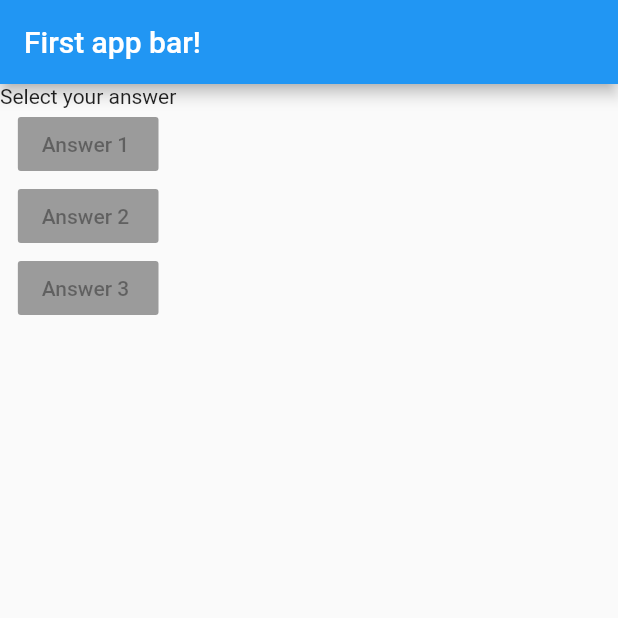
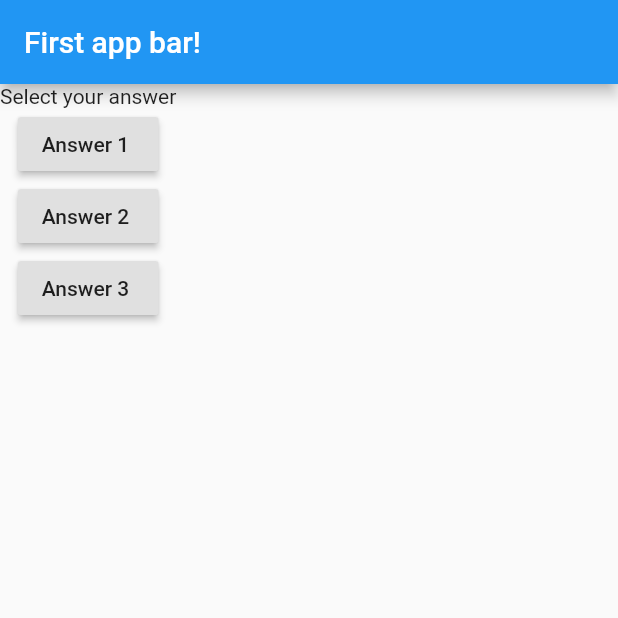
Before and after one commit to AbdulrahmanAlaa/flutter-app, a Flutter app: the screen it shows after launch, on a phone screen of 412 x 824 dp, the top half of it. Run offline on Flutter 3.47's test engine with Material 2 defaults, Android fonts, the phone set to English and light mode, and no system bars.

Commit message:
passing function to buttons

```diff
--- a/lib/main.dart
+++ b/lib/main.dart
@@ -4,6 +4,9 @@ import 'package:flutter/material.dart';
 void main(List<String> args) => runApp(MyApp());
 
 class MyApp extends StatelessWidget {
+  void answerQuestion(){
+    print('answered the questions !!');
+  }
   @override
   Widget build(BuildContext context) {
     return MaterialApp(
@@ -14,9 +17,9 @@ class MyApp extends StatelessWidget {
       body: Column(
         children: [
           Text('Select your answer'),
-          RaisedButton(child: Text('Answer 1 '), onPressed: null,),
-          RaisedButton(child: Text('Answer 2 '), onPressed: null,),
-          RaisedButton(child: Text('Answer 3 '), onPressed: null,)
+          RaisedButton(child: Text('Answer 1 '), onPressed: answerQuestion,),
+          RaisedButton(child: Text('Answer 2 '), onPressed: answerQuestion,),
+          RaisedButton(child: Text('Answer 3 '), onPressed: answerQuestion,),
         ]
       ),
     ));
```
